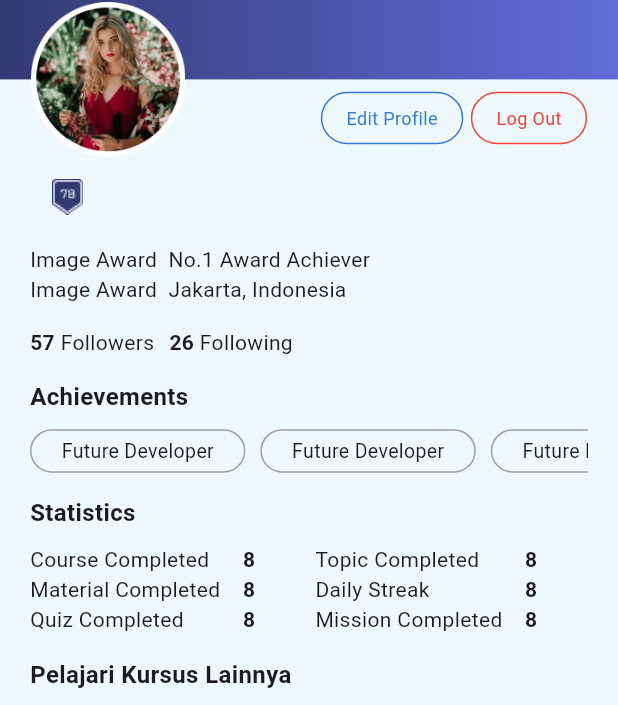
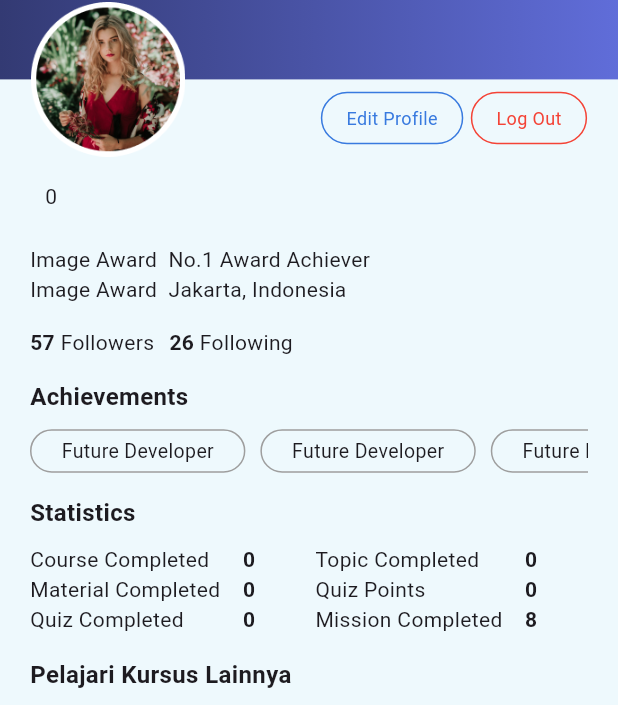
Before and after one commit to OWLearns/mobile, a Flutter app: the ProfilePage screen opened directly, on a phone screen of 412 x 824 dp. Shown: the part 106-811 px from the top of the screen. Run offline on Flutter 3.47's test engine with Material 3 defaults, Android fonts, the phone set to English and light mode, and no system bars; our stand-ins replace shared_preferences, supabase_flutter, uni_links; accounts and stored records are empty.

Commit message:
feat : user information

```diff
--- a/lib/features/main/pages/profile/profile_page.dart
+++ b/lib/features/main/pages/profile/profile_page.dart
@@ -121,11 +121,14 @@ class _ProfilePageState extends State<ProfilePage> {
                           ),
                         ),
                         const SizedBox(width: 10),
-                        Image.asset(
-                          'assets/level.png',
-                          width: 30,
-                          height: 30,
-                        ),
+                        // Image.asset(
+                        //   'assets/level.png',
+                        //   width: 30,
+                        //   height: 30,
+                        // ),
+                        Text(
+                          '${UserAccess.level}',
+                        )
                       ],
                     ),
                     const SizedBox(height: 15),
@@ -241,9 +244,9 @@ class _ProfilePageState extends State<ProfilePage> {
                       ),
                     ),
                     const SizedBox(height: 10),
-                    const Row(
+                    Row(
                       children: [
-                        Column(
+                        const Column(
                           crossAxisAlignment: CrossAxisAlignment.start,
                           children: [
                             Text("Course Completed"),
@@ -251,44 +254,54 @@ class _ProfilePageState extends State<ProfilePage> {
                             Text("Quiz Completed"),
                           ],
                         ),
-                        SizedBox(width: 15),
+                        const SizedBox(width: 15),
                         Column(
                           children: [
                             Text(
-                              "8",
-                              style: TextStyle(fontWeight: FontWeight.bold),
+                              '${UserAccess.courseComplete}',
+                              style: const TextStyle(
+                                fontWeight: FontWeight.bold,
+                              ),
                             ),
                             Text(
-                              "8",
-                              style: TextStyle(fontWeight: FontWeight.bold),
+                              '${UserAccess.materialComplete}',
+                              style: const TextStyle(
+                                fontWeight: FontWeight.bold,
+                              ),
                             ),
                             Text(
-                              "8",
-                              style: TextStyle(fontWeight: FontWeight.bold),
+                              '${UserAccess.quizComplete}',
+                              style: const TextStyle(
+                                fontWeight: FontWeight.bold,
+                              ),
                             ),
                           ],
                         ),
-                        SizedBox(width: 40),
-                        Column(
+                        const SizedBox(width: 40),
+                        const Column(
                           crossAxisAlignment: CrossAxisAlignment.start,
                           children: [
                             Text("Topic Completed"),
-                            Text("Daily Streak"),
+                            Text("Quiz Points"),
                             Text("Mission Completed"),
                           ],
                         ),
-                        SizedBox(width: 15),
+                        const SizedBox(width: 15),
                         Column(
                           children: [
                             Text(
-                              "8",
-                              style: TextStyle(fontWeight: FontWeight.bold),
+                              '${UserAccess.topicComplete}',
+                              style: const TextStyle(
+                                fontWeight: FontWeight.bold,
+                              ),
                             ),
                             Text(
-                              "8",
-                              style: TextStyle(fontWeight: FontWeight.bold),
+                              '${UserAccess.quizPoint}',
+                              style: const TextStyle(
+                                fontWeight: FontWeight.bold,
+                              ),
                             ),
-                            Text(
+                            const Text(
                               "8",
                               style: TextStyle(fontWeight: FontWeight.bold),
                             ),
--- a/lib/features/splash/splash_screen.dart
+++ b/lib/features/splash/splash_screen.dart
@@ -1,8 +1,7 @@
 import 'package:flutter/material.dart';
 import 'package:mobile/shared/utils/token_handler.dart';
+import 'package:mobile/shared/utils/user.dart';
 import '../../shared/widgets/background.dart';
-import '../../shared/utils/supabase.dart';
-import '../../shared/utils/user.dart';
 
 class SplashScreen extends StatefulWidget {
   const SplashScreen({super.key});
@@ -24,11 +23,11 @@ class _SplashScreenState extends State<SplashScreen> {
       return;
     }
 
-    final session = SupabaseManager.supabase.auth.currentSession;
-    if (session != null) {
-      Token.getToken()
-          .then((value) => UserAccess.getUser(value!))
-          .then((_) => Navigator.of(context).pushReplacementNamed('/main'));
+    final jwt = await Token.getToken();
+    if (jwt != null) {
+      UserAccess.getUser(jwt).then((_) {
+        Navigator.of(context).pushReplacementNamed('/main');
+      });
     } else {
       Navigator.of(context).pushReplacementNamed('/login');
     }
--- a/lib/shared/utils/user.dart
+++ b/lib/shared/utils/user.dart
@@ -5,6 +5,12 @@ import 'package:mobile/shared/utils/token_handler.dart';
 
 class UserAccess {
   static String username = '';
+  static String level = '0';
+  static String quizPoint = '0';
+  static String courseComplete = '0';
+  static String materialComplete = '0';
+  static String quizComplete = '0';
+  static String topicComplete = '0';
 
   static getUser(String accessToken) async {
     final response = await http.post(
@@ -17,8 +23,16 @@ class UserAccess {
       ),
     );
     final bodyResponse = jsonDecode(response.body);
+    print(bodyResponse);
     if (response.statusCode == 200) {
-      username = bodyResponse['profile'][0]['username'];
+      final userProfile = bodyResponse['profile']['0'];
+      username = userProfile['username'];
+      level = userProfile['level'];
+      quizPoint = userProfile['quiz_point'];
+      courseComplete = userProfile['course_completed'];
+      materialComplete = userProfile['materials_completed'];
+      quizComplete = userProfile['materials_completed'];
+      topicComplete = userProfile['topic_completed'];
     }
   }
 
--- a/pubspec.yaml
+++ b/pubspec.yaml
@@ -63,6 +63,7 @@ flutter:
     - assets/nav/
     - assets/level.png
     - assets/card/
+    - assets/home/
 
   # An image asset can refer to one or more resolution-specific "variants", see
   # https://flutter.dev/assets-and-images/#resolution-aware
```
